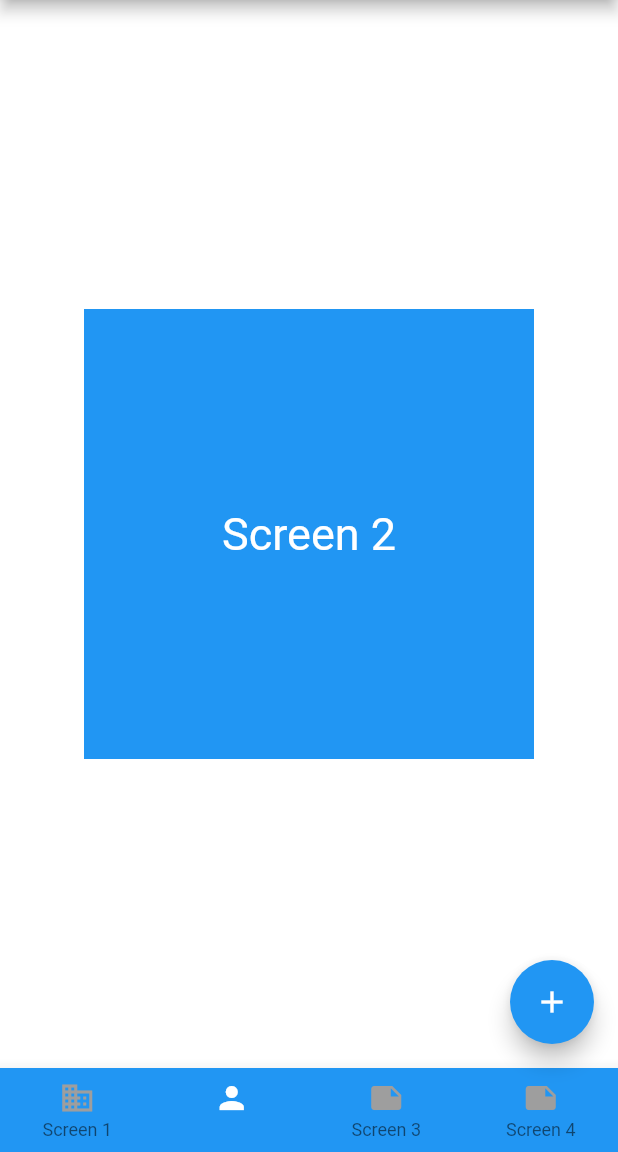
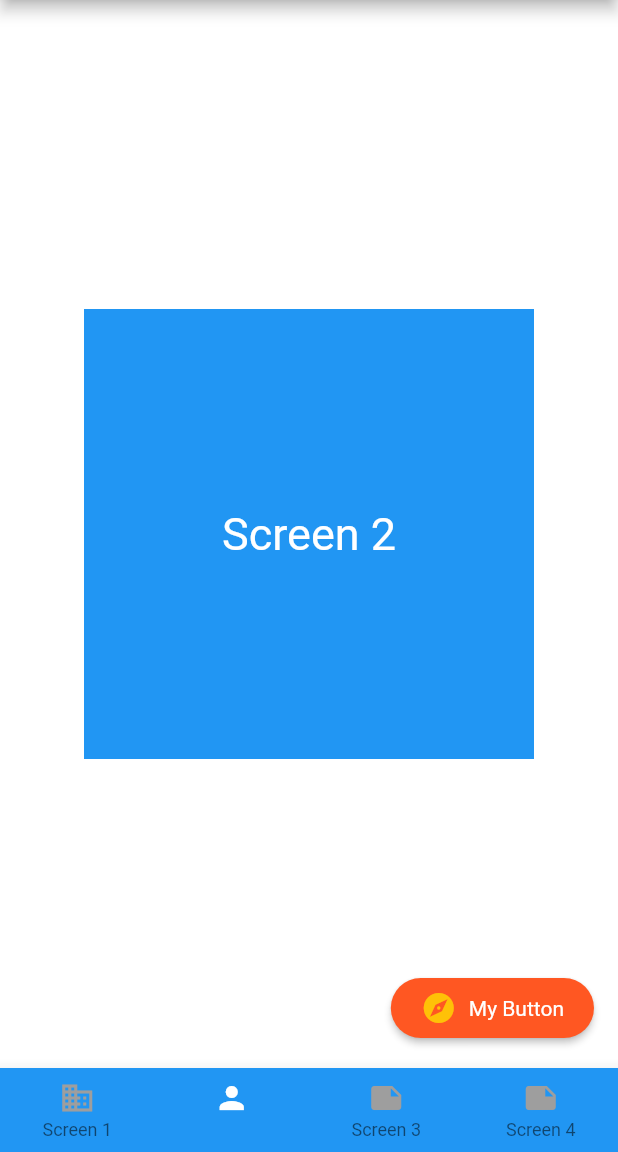
Before and after one commit to ewersoncastelo/Platform_Aware_Flutter, a Flutter app: the screen it shows after launch, item 2 of the bottom bar chosen, on a phone screen of 412 x 824 dp, the part 84-1236 px from its top. Run offline on Flutter 3.47's test engine with Material 2 defaults, Android fonts, the phone set to English and light mode, and no system bars; drawn by our look-alikes of flutter_platform_widgets.

Commit message:
add Button custom

```diff
--- a/lib/App.dart
+++ b/lib/App.dart
@@ -1,6 +1,7 @@
 import 'package:flutter/cupertino.dart';
 import 'package:flutter/material.dart';
 import 'package:flutter_platform_widgets/flutter_platform_widgets.dart';
+import 'package:flutter_platformapp/components/FancyButton.dart';
 import 'package:flutter_platformapp/screens/screen1.dart';
 import 'package:flutter_platformapp/screens/screen2.dart';
 import 'package:flutter_platformapp/screens/screen3.dart';
@@ -59,13 +60,9 @@ class _AppState extends State<App> {
       ),
       material: (context, platform) {
         return MaterialScaffoldData(
-          floatingActionButton: FloatingActionButton(
-            onPressed: () {
-              print("Button Tapped");
-            },
-            tooltip: 'Screen 5',
-            child: Icon(Icons.add),
-          ),
+          floatingActionButton: FancyButton(onPressed: () {
+            print("object");
+          }),
         );
       },
       body: getPage(_tabIndex),
--- /dev/null
+++ b/lib/components/FancyButton.dart
@@ -0,0 +1,39 @@
+import 'package:flutter/material.dart';
+
+class FancyButton extends StatelessWidget {
+  FancyButton({@required this.onPressed});
+
+  final GestureTapCallback onPressed;
+
+  @override
+  Widget build(BuildContext context) {
+    return RawMaterialButton(
+      fillColor: Colors.deepOrange,
+      splashColor: Colors.orange,
+      padding: EdgeInsets.symmetric(
+        vertical: 8.0,
+        horizontal: 20.0,
+      ),
+      child: Row(
+        mainAxisSize: MainAxisSize.min,
+        children: [
+          Icon(
+            Icons.explore,
+            color: Colors.amber,
+          ),
+          SizedBox(
+            width: 8.0,
+          ),
+          Text(
+            "My Button",
+            style: TextStyle(
+              color: Colors.white,
+            ),
+          ),
+        ],
+      ),
+      onPressed: onPressed,
+      shape: const StadiumBorder(),
+    );
+  }
+}
```
